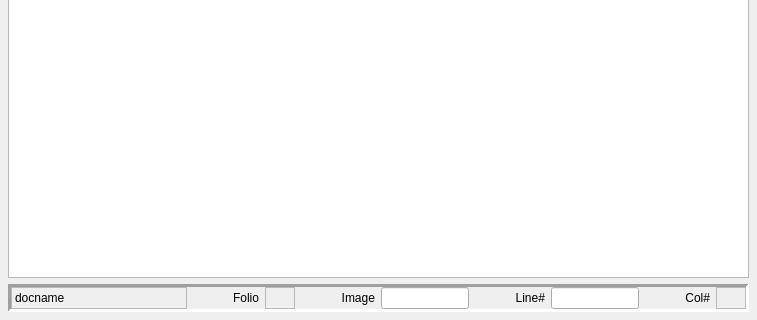
Before: the Qt Designer form editview.ui in tallforasmurf/PPQT2, drawn with Qt 5; both pictures show x 0 to 757 and y 161 to 481 of the 757 by 481 pixel window.
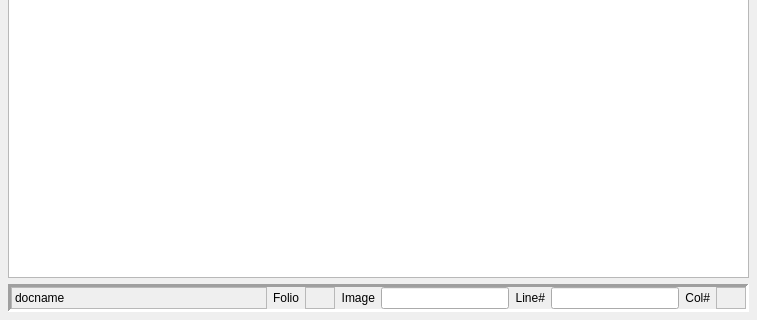
After: the same form once the commit is applied.

Commit message: Minor tweaks of UI knobs to no effect

The edit to the form file:
```diff
--- a/editview.ui
+++ b/editview.ui
@@ -194,8 +194,8 @@
             </property>
             <property name="sizeHint" stdset="0">
              <size>
-              <width>40</width>
-              <height>20</height>
+              <width>0</width>
+              <height>0</height>
              </size>
             </property>
            </spacer>
@@ -263,8 +263,8 @@
             </property>
             <property name="sizeHint" stdset="0">
              <size>
-              <width>40</width>
-              <height>20</height>
+              <width>0</width>
+              <height>0</height>
              </size>
             </property>
            </spacer>
@@ -350,8 +350,8 @@
             </property>
             <property name="sizeHint" stdset="0">
              <size>
-              <width>40</width>
-              <height>20</height>
+              <width>0</width>
+              <height>0</height>
              </size>
             </property>
            </spacer>
@@ -440,8 +440,8 @@
             </property>
             <property name="sizeHint" stdset="0">
              <size>
-              <width>40</width>
-              <height>20</height>
+              <width>0</width>
+              <height>0</height>
              </size>
             </property>
            </spacer>
```
Left out of the diff: 5 changed lines with no effect on the pictures. The commit also changes 1 other file.
